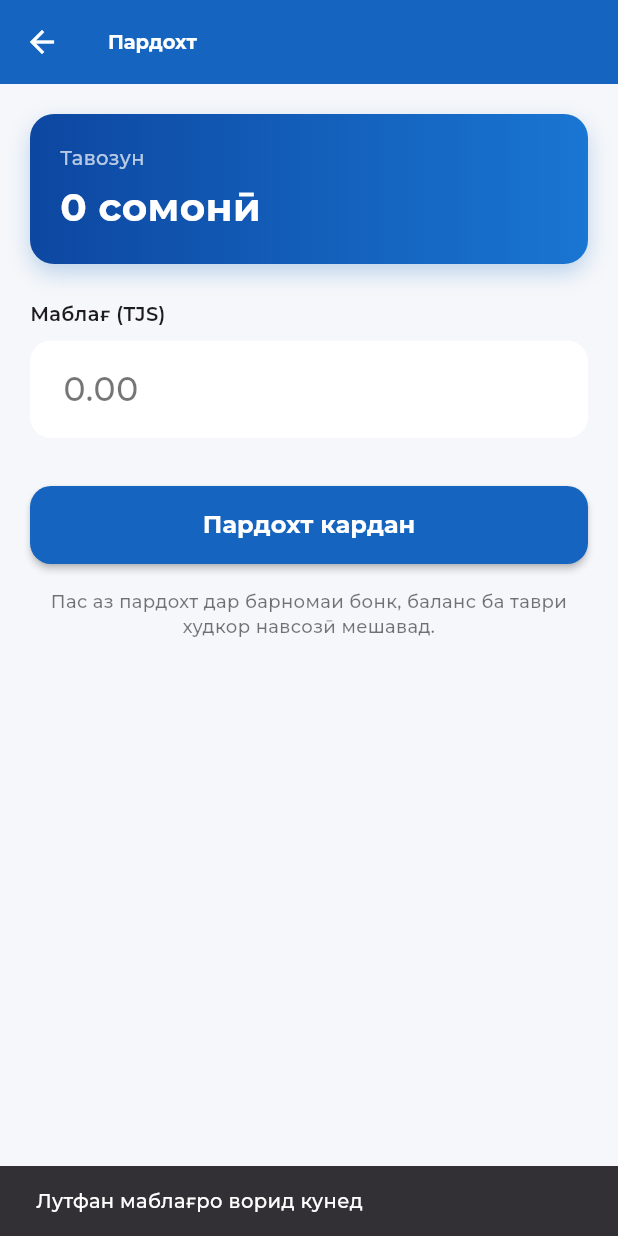
After one commit to alert3002/khuquqironanda, a Flutter app: the SmartPayPaymentScreen screen opened directly, after a tap on "Пардохт кардан", on a phone screen of 412 x 824 dp. The commit adds this screen. Run offline on Flutter 3.47's test engine with Material 3 defaults, Android fonts, the phone set to English and light mode, and no system bars; our stand-ins replace cached_network_image, connectivity_plus, device_info_plus, flutter_widget_from_html, font_awesome_flutter, google_fonts and 2 more; missing offline and left inert: dart:html, dart:ui_web, flutter_inappwebview; accounts and stored records are empty; network calls fail; project files that could hold a hidden picture were left out.

Commit message:
Fix iOS SmartPay flow and subscription access parity with Android

```diff
--- /dev/null
+++ b/lib/data/smartpay_banks.dart
@@ -0,0 +1,18 @@
+class SmartPayBank {
+  final int id;
+  final String name;
+  final String iconAsset;
+
+  const SmartPayBank({
+    required this.id,
+    required this.name,
+    required this.iconAsset,
+  });
+}
+
+/// Banks for SmartPay white-label (Tajikistan).
+const List<SmartPayBank> smartPayBanks = [
+  SmartPayBank(id: 8, name: 'Alif Mobi', iconAsset: 'img/wallet_2.webp'),
+  SmartPayBank(id: 9, name: 'Eskhata', iconAsset: 'img/wallet_3.webp'),
+  SmartPayBank(id: 21, name: 'DC Next', iconAsset: 'img/wallet_4.webp'),
+];
--- /dev/null
+++ b/lib/screens/smartpay_payment_screen.dart
@@ -0,0 +1,509 @@
+import 'dart:async';
+import 'dart:io' show Platform;
+
+import 'package:flutter/material.dart';
+import 'package:google_fonts/google_fonts.dart';
+import 'package:url_launcher/url_launcher.dart';
+
+import '../api/api_service.dart';
+import '../data/smartpay_banks.dart';
+import '../models/user_model.dart';
+import '../utils/region_utils.dart';
+import 'payment_webview.dart';
+
+class SmartPayPaymentScreen extends StatefulWidget {
+  final double? initialAmount;
+  final String? paymentDescription;
+  final User? user;
+
+  const SmartPayPaymentScreen({
+    super.key,
+    this.initialAmount,
+    this.paymentDescription,
+    this.user,
+  });
+
+  @override
+  State<SmartPayPaymentScreen> createState() => _SmartPayPaymentScreenState();
+}
+
+class _SmartPayPaymentScreenState extends State<SmartPayPaymentScreen>
+    with WidgetsBindingObserver {
+  static const _primary = Color(0xFF1565C0);
+  static const _surface = Color(0xFFF5F7FA);
+  static const _card = Colors.white;
+
+  final TextEditingController _amountController = TextEditingController();
+  int? _selectedBankId;
+  bool _isPaying = false;
+  String? _pendingOrderId;
+  String? _balanceBefore;
+  Timer? _pollTimer;
+  User? _user;
+
+  TextStyle get _titleStyle =>
+      GoogleFonts.montserrat(fontWeight: FontWeight.w700, color: Colors.black87);
+  TextStyle get _bodyStyle =>
+      GoogleFonts.montserrat(fontWeight: FontWeight.w500, color: Colors.black54);
+  TextStyle get _labelStyle =>
+      GoogleFonts.montserrat(fontWeight: FontWeight.w600, fontSize: 13);
+
+  bool get _showBanks => isTajikistanUser(_user ?? widget.user);
+
+  @override
+  void initState() {
+    super.initState();
+    WidgetsBinding.instance.addObserver(this);
+    _user = widget.user;
+    if (widget.initialAmount != null && widget.initialAmount! > 0) {
+      _amountController.text = widget.initialAmount!.toStringAsFixed(2);
+    }
+    _loadProfile();
+  }
+
+  @override
+  void dispose() {
+    WidgetsBinding.instance.removeObserver(this);
+    _pollTimer?.cancel();
+    _amountController.dispose();
+    super.dispose();
+  }
+
+  @override
+  void didChangeAppLifecycleState(AppLifecycleState state) {
+    if (state == AppLifecycleState.resumed && _pendingOrderId != null) {
+      _pollPaymentStatus();
+    }
+  }
+
+  Future<void> _loadProfile() async {
+    final user = await ApiService.getUserProfile();
+    if (!mounted) return;
+    setState(() => _user = user);
+  }
+
+  Future<void> _payNow() async {
+    final amountText = _amountController.text.trim().replaceAll(',', '.');
+    if (amountText.isEmpty) {
+      _snack('Лутфан маблағро ворид кунед');
+      return;
+    }
+    final amount = double.tryParse(amountText);
+    if (amount == null || amount <= 0) {
+      _snack('Маблағи нодуруст');
+      return;
+    }
+
+    if (_showBanks && _selectedBankId == null) {
+      _snack('Бонкро интихоб кунед');
+      return;
+    }
+
+    setState(() => _isPaying = true);
+    _balanceBefore = _user?.balance;
+
+    try {
+      final result = await ApiService.initSmartpayPayment(
+        amount,
+        description: widget.paymentDescription,
+        bankId: _showBanks ? _selectedBankId : null,
+      );
+
+      if (!mounted) return;
+      setState(() => _isPaying = false);
+
+      if (result['success'] != true) {
+        _snack(result['error']?.toString() ?? 'Хатогӣ дар оғози пардохт', error: true);
+        return;
+      }
+
+      final orderId = result['order_id']?.toString();
+      final deeplink = result['deeplink_url']?.toString();
+      final paymentLink = result['payment_link']?.toString();
+
+      if (orderId != null && orderId.isNotEmpty) {
+        _pendingOrderId = orderId;
+        _startPolling();
+      }
+
+      if (deeplink != null && deeplink.isNotEmpty) {
+        await _openDeeplink(deeplink, paymentLink);
+        return;
+      }
+
+      if (paymentLink != null && paymentLink.isNotEmpty) {
+        await _openWebPayment(paymentLink, htmlForm: result['html_form']?.toString());
+        return;
+      }
+
+      _snack('Пайванди пардохт дастрас нест', error: true);
+    } catch (e) {
+      if (mounted) {
+        setState(() => _isPaying = false);
+        _snack('Хатогии пайвастшавӣ: $e', error: true);
+      }
+    }
+  }
+
+  Future<void> _openDeeplink(String deeplink, String? paymentLink) async {
+    final uri = Uri.parse(deeplink);
+    var opened = false;
+    try {
+      opened = await launchUrl(
+        uri,
+        mode: LaunchMode.externalApplication,
+      );
+    } catch (_) {
+      opened = false;
+    }
+
+    // Дар iOS launchUrl зиёд вақт false бармегардонад, ҳатто вақте ки бонк кушода мешавад.
+    if (Platform.isIOS) {
+      if (!opened && paymentLink != null && paymentLink.isNotEmpty) {
+        await Future.delayed(const Duration(milliseconds: 2500));
+        if (!mounted) return;
+        final lifecycle = WidgetsBinding.instance.lifecycleState;
+        if (lifecycle != AppLifecycleState.resumed) return;
+        if (mounted) {
+          ScaffoldMessenger.of(context).showSnackBar(
+            SnackBar(
+              content: Text(
+                'Барномаи бонк ёфт нашуд. Пардохти веб кушода мешавад...',
+                style: _bodyStyle.copyWith(color: Colors.white),
+              ),
+            ),
+          );
+        }
+        await _openWebPayment(paymentLink);
+      }
+      return;
+    }
+
+    if (!opened && paymentLink != null && paymentLink.isNotEmpty) {
+      if (mounted) {
+        ScaffoldMessenger.of(context).showSnackBar(
+          SnackBar(
+            content: Text(
+              'Барномаи бонк ёфт нашуд. Пардохти веб кушода мешавад...',
+              style: _bodyStyle.copyWith(color: Colors.white),
+            ),
+          ),
+        );
+      }
+      await _openWebPayment(paymentLink);
+    }
+  }
+
+  Future<void> _openWebPayment(String paymentLink, {String? htmlForm}) async {
+    final paymentResult = await Navigator.push<PaymentResultStatus>(
+      context,
+      MaterialPageRoute(
+        builder: (context) => PaymentWebView(
+          htmlForm: htmlForm ?? '',
+          paymentUrl: htmlForm == null || htmlForm.isEmpty ? paymentLink : null,
+        ),
+      ),
+    );
+
+    if (!mounted) return;
+
+    if (paymentResult == PaymentResultStatus.success) {
+      await _onPaymentSuccess();
+    } else if (paymentResult == PaymentResultStatus.failed) {
+      _snack('Пардохт рад шуд', error: true);
+    } else if (paymentResult == PaymentResultStatus.canceled) {
+      _snack('Пардохт бекор шуд', error: true);
+    } else {
+      await _pollPaymentStatus(showSnackOnSuccess: true);
+    }
+  }
+
+  void _startPolling() {
+    _pollTimer?.cancel();
+    _pollTimer = Timer.periodic(const Duration(seconds: 2), (_) {
+      _pollPaymentStatus(showSnackOnSuccess: true);
+    });
+  }
+
+  Future<void> _pollPaymentStatus({bool showSnackOnSuccess = false}) async {
+    final orderId = _pendingOrderId;
+    if (orderId == null) return;
+
+    final statusResult = await ApiService.checkSmartpayStatus(orderId);
+    final status = statusResult['status']?.toString().toUpperCase();
+
+    if (status == 'SUCCESS') {
+      _pollTimer?.cancel();
+      _pendingOrderId = null;
+      if (showSnackOnSuccess) await _onPaymentSuccess();
+      return;
+    }
+    if (status == 'FAILED') {
+      _pollTimer?.cancel();
+      _pendingOrderId = null;
+      if (mounted) _snack('Пардохт рад шуд', error: true);
+      return;
+    }
+
+    await _refreshBalanceIfChanged();
+  }
+
+  Future<void> _refreshBalanceIfChanged() async {
+    final user = await ApiService.getUserProfile();
+    if (!mounted || user == null) return;
+
+    final prev = double.tryParse(_balanceBefore ?? '0') ?? 0;
+    final next = double.tryParse(user.balance) ?? 0;
+    if ((next - prev).abs() > 0.01) {
+      _pollTimer?.cancel();
+      _pendingOrderId = null;
+      setState(() => _user = user);
+      await _onPaymentSuccess();
+    }
+  }
+
+  Future<void> _onPaymentSuccess() async {
+    await _loadProfile();
+    if (!mounted) return;
+    ScaffoldMessenger.of(context).showSnackBar(
+      SnackBar(
+        content: Text('Баланс пур шуд!', style: _bodyStyle.copyWith(color: Colors.white)),
+        backgroundColor: Colors.green.shade600,
+      ),
+    );
+  }
+
+  void _snack(String message, {bool error = false}) {
+    ScaffoldMessenger.of(context).showSnackBar(
+      SnackBar(
+        content: Text(message, style: _bodyStyle.copyWith(color: Colors.white)),
+        backgroundColor: error ? Colors.red.shade600 : null,
+      ),
+    );
+  }
+
+  @override
+  Widget build(BuildContext context) {
+    return Theme(
+      data: Theme.of(context).copyWith(
+        textTheme: GoogleFonts.montserratTextTheme(Theme.of(context).textTheme),
+      ),
+      child: Scaffold(
+        backgroundColor: _surface,
+        appBar: AppBar(
+          title: Text('Пардохт', style: _titleStyle.copyWith(color: Colors.white)),
+          backgroundColor: _primary,
+          foregroundColor: Colors.white,
+          elevation: 0,
+        ),
+        body: SafeArea(
+          child: SingleChildScrollView(
+            padding: const EdgeInsets.all(20),
+            child: Column(
+              crossAxisAlignment: CrossAxisAlignment.stretch,
+              children: [
+                _buildBalanceCard(),
+                const SizedBox(height: 24),
+                Text('Маблағ (TJS)', style: _labelStyle),
+                const SizedBox(height: 8),
+                TextField(
+                  controller: _amountController,
+                  keyboardType: const TextInputType.numberWithOptions(decimal: true),
+                  style: GoogleFonts.montserrat(
+                    fontSize: 22,
+                    fontWeight: FontWeight.w600,
+                  ),
+                  decoration: InputDecoration(
+                    filled: true,
+                    fillColor: _card,
+                    hintText: '0.00',
+                    hintStyle: _bodyStyle,
+                    suffixText: 'сомонӣ',
+                    suffixStyle: _bodyStyle,
+                    border: OutlineInputBorder(
+                      borderRadius: BorderRadius.circular(14),
+                      borderSide: BorderSide.none,
+                    ),
+                    contentPadding: const EdgeInsets.symmetric(
+                      horizontal: 18,
+                      vertical: 16,
+                    ),
+                  ),
+                ),
+                if (_showBanks) ...[
+                  const SizedBox(height: 28),
+                  Text('Бонкро интихоб кунед', style: _labelStyle),
+                  const SizedBox(height: 12),
+                  _buildBankGrid(),
+                ],
+                const SizedBox(height: 32),
+                SizedBox(
+                  height: 52,
+                  child: ElevatedButton(
+                    onPressed: _isPaying ? null : _payNow,
+                    style: ElevatedButton.styleFrom(
+                      backgroundColor: _primary,
+                      foregroundColor: Colors.white,
+                      shape: RoundedRectangleBorder(
+                        borderRadius: BorderRadius.circular(14),
+                      ),
+                      elevation: 2,
+                    ),
+                    child: _isPaying
+                        ? const SizedBox(
+                            width: 24,
+                            height: 24,
+                            child: CircularProgressIndicator(
+                              strokeWidth: 2,
+                              color: Colors.white,
+                            ),
+                          )
+                        : Text(
+                            'Пардохт кардан',
+                            style: GoogleFonts.montserrat(
+                              fontSize: 16,
+                              fontWeight: FontWeight.w700,
+                            ),
+                          ),
+                  ),
+                ),
+                const SizedBox(height: 16),
+                Text(
+                  'Пас аз пардохт дар барномаи бонк, баланс ба таври худкор навсозӣ мешавад.',
+                  textAlign: TextAlign.center,
+                  style: _bodyStyle.copyWith(fontSize: 12),
+                ),
+              ],
+            ),
+          ),
+        ),
+      ),
+    );
+  }
+
+  Widget _buildBalanceCard() {
+    final balance = _user?.balance ?? widget.user?.balance ?? '0';
+    return Container(
+      padding: const EdgeInsets.all(20),
+      decoration: BoxDecoration(
+        gradient: const LinearGradient(
+          colors: [Color(0xFF0D47A1), Color(0xFF1976D2)],
+        ),
+        borderRadius: BorderRadius.circular(16),
+        boxShadow: [
+          BoxShadow(
+            color: _primary.withValues(alpha: 0.25),
+            blurRadius: 12,
+            offset: const Offset(0, 6),
+          ),
+        ],
+      ),
+      child: Column(
+        crossAxisAlignment: CrossAxisAlignment.start,
+        children: [
+          Text('Тавозун', style: _bodyStyle.copyWith(color: Colors.white70)),
+          const SizedBox(height: 4),
+          Text(
+            '$balance сомонӣ',
+            style: GoogleFonts.montserrat(
+              fontSize: 26,
+              fontWeight: FontWeight.w700,
+              color: Colors.white,
+            ),
+          ),
+        ],
+      ),
+    );
+  }
+
+  Widget _buildBankGrid() {
+    return GridView.builder(
+      shrinkWrap: true,
+      physics: const NeverScrollableScrollPhysics(),
+      gridDelegate: const SliverGridDelegateWithFixedCrossAxisCount(
+        crossAxisCount: 3,
+        mainAxisSpacing: 12,
+        crossAxisSpacing: 12,
+        childAspectRatio: 0.88,
+      ),
+      itemCount: smartPayBanks.length,
+      itemBuilder: (context, index) {
+        final bank = smartPayBanks[index];
+        final selected = _selectedBankId == bank.id;
+        return Material(
+          color: _card,
+          borderRadius: BorderRadius.circular(14),
+          child: InkWell(
+            onTap: () => setState(() => _selectedBankId = bank.id),
+            borderRadius: BorderRadius.circular(14),
+            child: Container(
+              decoration: BoxDecoration(
+                borderRadius: BorderRadius.circular(14),
+                border: Border.all(
+                  color: selected ? _primary : Colors.grey.shade200,
+                  width: selected ? 2.5 : 1,
+                ),
+              ),
+              padding: const EdgeInsets.all(8),
+              child: Column(
+                mainAxisAlignment: MainAxisAlignment.center,
+                children: [
+                  Stack(
+                    clipBehavior: Clip.none,
+                    children: [
+                      ClipRRect(
+                        borderRadius: BorderRadius.circular(10),
+                        child: SizedBox(
+                          height: 52,
+                          width: 52,
+                          child: Image.asset(
+                            bank.iconAsset,
+                            fit: BoxFit.cover,
+                            errorBuilder: (_, __, ___) => Icon(
+                              Icons.account_balance,
+                              color: selected ? _primary : Colors.grey,
+                              size: 36,
+                            ),
+                          ),
+                        ),
+                      ),
+                      if (selected)
+                        Positioned(
+                          top: -4,
+                          right: -4,
+                          child: Container(
+                            padding: const EdgeInsets.all(2),
+                            decoration: const BoxDecoration(
+                              color: _primary,
+                              shape: BoxShape.circle,
+                            ),
+                            child: const Icon(
+                              Icons.check,
+                              size: 12,
+                              color: Colors.white,
+                            ),
+                          ),
+                        ),
+                    ],
+                  ),
+                  const SizedBox(height: 6),
+                  Text(
+                    bank.name,
+                    textAlign: TextAlign.center,
+                    maxLines: 2,
+                    overflow: TextOverflow.ellipsis,
+                    style: GoogleFonts.montserrat(
+                      fontSize: 10,
+                      fontWeight: FontWeight.w600,
+                      color: selected ? _primary : Colors.black87,
+                    ),
+                  ),
+                ],
+              ),
+            ),
+          ),
+        );
+      },
+    );
+  }
+}
--- /dev/null
+++ b/lib/utils/region_utils.dart
@@ -0,0 +1,17 @@
+import 'package:flutter/widgets.dart';
+
+import '../models/user_model.dart';
+
+/// True when user is likely in Tajikistan (SmartPay white-label banks).
+bool isTajikistanUser(User? user) {
+  final phone = user?.phone ?? '';
+  final digits = phone.replaceAll(RegExp(r'\D'), '');
+  if (digits.startsWith('992') && digits.length >= 12) return true;
+  if (digits.length == 9) return true;
+
+  final locale = WidgetsBinding.instance.platformDispatcher.locale;
+  if (locale.countryCode?.toUpperCase() == 'TJ') return true;
+  if (locale.languageCode.toLowerCase() == 'tg') return true;
+
+  return false;
+}
--- a/pubspec.yaml
+++ b/pubspec.yaml
@@ -1,7 +1,7 @@
 name: app
 description: "A new Flutter project."
 publish_to: 'none'
-version: 3.3.4+4
+version: 3.4.4+4
 
 environment:
   sdk: ^3.10.1
@@ -32,6 +32,7 @@ dependencies:
   device_info_plus: ^10.1.0
   permission_handler: ^11.3.1
   font_awesome_flutter: ^11.0.0
+  google_fonts: ^8.1.0
 
 dev_dependencies:
   flutter_test:
```
Also changed, not shown: lib/api/api_service.dart (+21 -1 lines), lib/screens/balance_screen.dart (+29 -6 lines), lib/screens/payment_webview.dart (+15 -7 lines), pubspec.lock.
